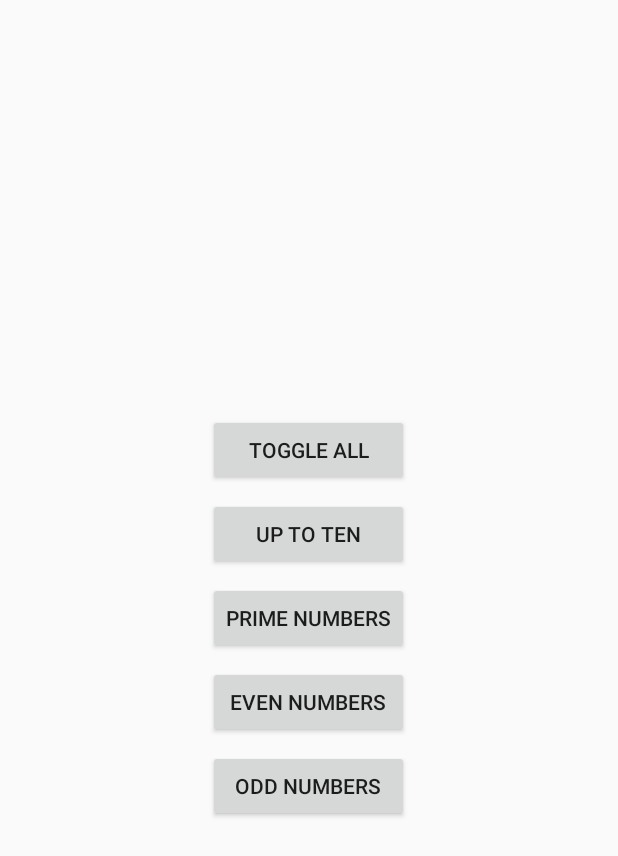
After one commit to Frans-Lukas/MultiplicationQuiz, an Android app: the layout fragment_toggle_dialog.xml on its own in the app's theme, with its tools: preview values and no code run, on a phone screen of 412 x 824 dp. The commit adds this screen. Shown: the top 856 px of the screen. Run offline under Robolectric (Android 15) with nearby library versions, the phone set to English and light mode, and no system bars.

Commit message:
Mostly working. Need to thread!

```diff
--- a/app/build.gradle
+++ b/app/build.gradle
@@ -31,6 +31,7 @@ dependencies {
     implementation fileTree(dir: 'libs', include: ['*.jar'])
     implementation 'androidx.appcompat:appcompat:1.1.0'
     implementation 'androidx.constraintlayout:constraintlayout:1.1.3'
+    implementation 'androidx.legacy:legacy-support-v4:1.0.0'
     testImplementation 'junit:junit:4.12'
     androidTestImplementation 'androidx.test:runner:1.2.0'
     androidTestImplementation 'androidx.test.espresso:espresso-core:3.2.0'
--- /dev/null
+++ b/app/src/debug/AndroidManifest.xml
@@ -0,0 +1,6 @@
+<manifest xmlns:android="http://schemas.android.com/apk/res/android">
+
+    <application>
+        <activity android:name="com.example.multiplicationtablequiz.activity.NumberSelectActivity"></activity>
+    </application>
+</manifest>
--- /dev/null
+++ b/app/src/debug/res/values/strings.xml
@@ -0,0 +1 @@
+<resources></resources>
--- a/app/src/main/java/com/example/multiplicationtablequiz/DBInterface.kt
+++ /dev/null
@@ -1 +0,0 @@
-package com.example.multiplicationtablequiz
--- a/app/src/main/res/layout/activity_main.xml
+++ b/app/src/main/res/layout/activity_main.xml
@@ -81,6 +81,7 @@
         android:layout_width="wrap_content"
         android:layout_height="wrap_content"
         android:text="@string/select_numbers"
+        android:onClick="gotoNumberSelectorActivity"
         app:layout_constraintEnd_toEndOf="parent"
         app:layout_constraintStart_toStartOf="parent"
         app:layout_constraintTop_toBottomOf="@+id/resetGame" />
--- /dev/null
+++ b/app/src/main/res/layout/fragment_toggle_dialog.xml
@@ -0,0 +1,50 @@
+<?xml version="1.0" encoding="utf-8"?>
+<LinearLayout
+    android:layout_height="wrap_content"
+    android:layout_width="wrap_content"
+    android:orientation="vertical"
+    xmlns:android="http://schemas.android.com/apk/res/android"
+    android:layout_gravity="center"
+    >
+
+    <Button
+        android:id="@+id/buttonToggleAll"
+        android:layout_margin="@dimen/marginToggleButtonDialog"
+        android:onClick="toggleAll"
+        android:layout_width="match_parent"
+        android:layout_height="wrap_content"
+        android:text="Toggle all" />
+
+    <Button
+        android:id="@+id/buttonUpToTen"
+        android:layout_margin="@dimen/marginToggleButtonDialog"
+        android:onClick="toggleUpToTen"
+        android:layout_width="match_parent"
+        android:layout_height="wrap_content"
+        android:text="Up to ten" />
+
+    <Button
+        android:id="@+id/buttonPrimeNumbers"
+        android:layout_margin="@dimen/marginToggleButtonDialog"
+        android:onClick="enablePrimes"
+        android:layout_width="match_parent"
+        android:layout_height="wrap_content"
+        android:text="Prime numbers" />
+
+    <Button
+        android:id="@+id/buttonEvenNumbers"
+        android:layout_margin="@dimen/marginToggleButtonDialog"
+        android:onClick="toggleEvenNumbers"
+        android:layout_width="match_parent"
+        android:layout_height="wrap_content"
+        android:text="Even Numbers" />
+
+
+    <Button
+        android:id="@+id/buttonOddNumbers"
+        android:layout_margin="@dimen/marginToggleButtonDialog"
+        android:onClick="toggleOddNumbers"
+        android:layout_width="match_parent"
+        android:layout_height="wrap_content"
+        android:text="Odd Numbers" />
+</LinearLayout>
--- /dev/null
+++ b/app/src/main/res/layout/toggle_button_red_off.xml
@@ -0,0 +1,6 @@
+<?xml version="1.0" encoding="utf-8"?>
+<LinearLayout xmlns:android="http://schemas.android.com/apk/res/android"
+    android:orientation="vertical" android:layout_width="match_parent"
+    android:layout_height="match_parent">
+
+</LinearLayout>
--- a/app/src/main/res/values/colors.xml
+++ b/app/src/main/res/values/colors.xml
@@ -4,4 +4,6 @@
     <color name="colorPrimaryDark">#591818</color>
     <color name="colorAccent">#006986</color>
     <color name="colorBlack">#000000</color>
+    <color name="colorRed">#ff1100</color>
+    <color name="colorGreen">#22ff99</color>
 </resources>
--- /dev/null
+++ b/app/src/main/res/values/dimens.xml
@@ -0,0 +1,4 @@
+<?xml version="1.0" encoding="utf-8"?>
+<resources>
+    <dimen name="marginToggleButtonDialog">4dp</dimen>
+</resources>
--- a/app/src/main/res/values/strings.xml
+++ b/app/src/main/res/values/strings.xml
@@ -9,4 +9,9 @@
     <string name="stats">Stats</string>
     <string name="_20x20">20x20</string>
     <string name="_50">50%</string>
+    <string name="preference_file_key">com.example.multiplicationtablequiz.1337.PREFERENCE_FILE_KEY</string>
+    <string name="activeNumbersKey">com.example.multiplicationtablequiz.activity.activeNumbersKey</string>
+
+    <!-- TODO: Remove or change this placeholder text -->
+    <string name="hello_blank_fragment">Hello blank fragment</string>
 </resources>
```
Also changed, not shown: app/src/debug/res/layout/activity_number_select.xml (added, +46 -0 lines), app/src/main/AndroidManifest.xml (+10 -3 lines), app/src/main/java/com/example/multiplicationtablequiz/CustomToggleButton.kt (added, +11 -0 lines), app/src/main/java/com/example/multiplicationtablequiz/activity/MainActivity.kt (+68 -20 lines), app/src/main/java/com/example/multiplicationtablequiz/activity/NumberSelectActivity.kt (added, +117 -0 lines), app/src/main/java/com/example/multiplicationtablequiz/db/MultiplicationPairDatabase.kt (+6 -6 lines), app/src/main/java/com/example/multiplicationtablequiz/fragment/ToggleSettingsFragment.kt (added, +22 -0 lines), app/src/main/res/values/attrs.xml (added, +8 -0 lines), app/src/main/res/values/styles.xml (+7 -0 lines).
